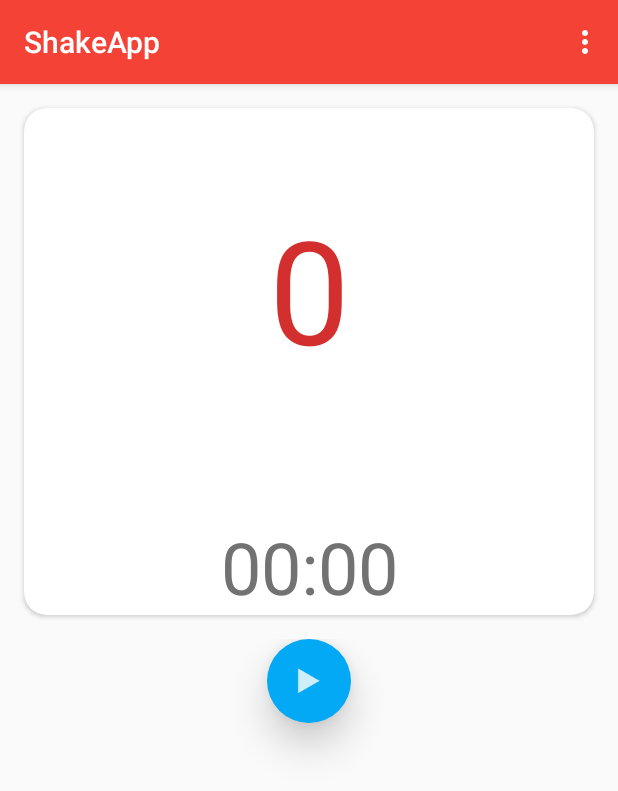
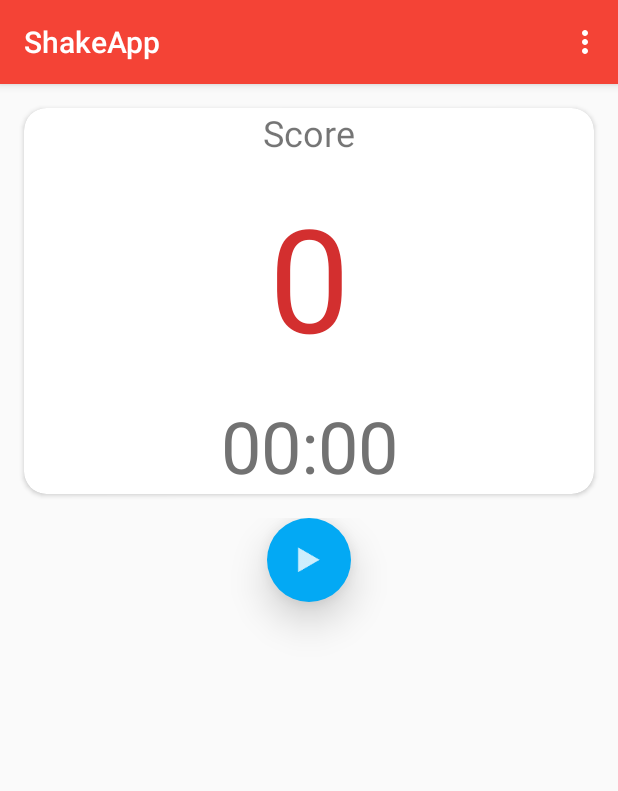
Before and after one commit to RamsesMartinez/ShakeApp, an Android app: the ShakeActivity screen opened directly, with no data from a screen before it, on a phone screen of 412 x 824 dp. Shown: the top 791 px of the screen. Run offline under Robolectric (Android 15) with nearby library versions, the phone set to English and light mode, and no system bars; libraries missing offline, so code that uses them is left out: com.facebook, com.facebook.login, com.facebook.share; 3 statements that could not run were skipped.

Commit message:
Terminado el reset de valores al compartir score en facebook

```diff
--- a/app/src/main/java/mx/ramsesmartinez/shakeapp/ShakeActivity.java
+++ b/app/src/main/java/mx/ramsesmartinez/shakeapp/ShakeActivity.java
@@ -25,11 +25,14 @@ import android.widget.Toast;
 
 import com.facebook.AccessToken;
 import com.facebook.CallbackManager;
+import com.facebook.FacebookCallback;
+import com.facebook.FacebookException;
 import com.facebook.FacebookSdk;
 import com.facebook.GraphRequest;
 import com.facebook.GraphResponse;
 import com.facebook.HttpMethod;
 import com.facebook.login.LoginManager;
+import com.facebook.share.Sharer;
 import com.facebook.share.model.ShareLinkContent;
 import com.facebook.share.widget.ShareButton;
 import com.facebook.share.widget.ShareDialog;
@@ -78,7 +81,7 @@ public class ShakeActivity extends AppCompatActivity implements SensorEventListe
         buttonShareFacebook = (Button) findViewById(R.id.button_facebook_share);
         chronometer = (Chronometer) findViewById(R.id.chronometer);
         floatingActionButton = (FloatingActionButton) findViewById(R.id.floating_action_button);
-        textViewScore = (TextView) findViewById(R.id.text_view_score);
+        textViewScore = (TextView) findViewById(R.id.text_view_number_score);
         textViewShake = (TextView) findViewById(R.id.text_view_shake);
 
 
@@ -257,17 +260,36 @@ public class ShakeActivity extends AppCompatActivity implements SensorEventListe
 
     }
 
-    public void onClickShareScore(View view){
+    public void onClickShareScore(final View view){
         if (ShareDialog.canShow(ShareLinkContent.class)) {
             ShareLinkContent linkContent = new ShareLinkContent.Builder()
                     .setContentTitle("Mi Score: " + String.valueOf(counter))
                     .setContentDescription(
                             "¿Podrás superar mi puntaje?")
-                    .setContentUrl(Uri.parse("https://s-media-cache-ak0.pinimg.com/236x/ba/79/76/ba7976fe2a863ce6c1cd96e4b033f290.jpg"))
+                    .setContentUrl(Uri.parse("Facebook.com"))
                     .build();
 
             shareDialog.show(linkContent);
         }
+        shareDialog.registerCallback(callbackManager, new FacebookCallback<Sharer.Result>() {
+            @Override
+            public void onSuccess(Sharer.Result result) {
+                counter = 0;
+                chronometer.setBase(SystemClock.elapsedRealtime());
+                onStopChronometer(false);
+                textViewScore.setText(String.valueOf(counter));
+            }
+
+            @Override
+            public void onCancel() {
+
+            }
+
+            @Override
+            public void onError(FacebookException error) {
+
+            }
+        });
     }
 
 
--- a/app/src/main/res/layout/activity_shake.xml
+++ b/app/src/main/res/layout/activity_shake.xml
@@ -29,19 +29,28 @@
 
         <LinearLayout
             android:layout_width="match_parent"
-            android:layout_height="match_parent"
+            android:layout_height="wrap_content"
             android:orientation="vertical"
             android:weightSum="1">
 
             <TextView
-                android:id="@+id/text_view_score"
+                android:id="@+id/text_view_"
+                android:layout_width="wrap_content"
+                android:layout_height="wrap_content"
+                android:layout_gravity="center"
+                android:text="@string/text_score"
+                android:textSize="@dimen/font_size_score"
+                android:gravity="center_horizontal" />
+
+            <TextView
+                android:id="@+id/text_view_number_score"
                 android:gravity="center_vertical|center_horizontal"
-                android:layout_height="wrap_content"
+                android:layout_height="@dimen/height_content_score"
                 android:layout_width="wrap_content"
                 android:layout_gravity="center"
                 android:text="@string/score"
                 android:textColor="@color/primary_dark"
-                android:textSize="@dimen/font_size_score" />
+                android:textSize="@dimen/font_size_number_score" />
 
             <TextView
                 android:id="@+id/text_view_shake"
@@ -49,6 +58,7 @@
                 android:layout_height="wrap_content"
                 android:layout_gravity="center_horizontal"
                 android:textAppearance="?android:attr/textAppearanceSmall"
+                android:layout_marginBottom="@dimen/activity_horizontal_margin"
                 android:text="@string/shake"
                 android:textSize="@dimen/font_size_shake"
                 android:textColor="@color/accent"
@@ -59,7 +69,6 @@
                 android:gravity="center_horizontal"
                 android:layout_width="wrap_content"
                 android:layout_height="wrap_content"
-                android:layout_marginTop="@dimen/margin_top_chronometer"
                 android:textColor="@color/secondary_text"
                 android:textSize="@dimen/font_size_chronometer"
                 android:layout_gravity="center_horizontal" />
@@ -76,8 +85,8 @@
 
         <android.support.design.widget.FloatingActionButton
             android:id="@+id/floating_action_button"
-            android:layout_width="@dimen/floatin_action_button"
-            android:layout_height="@dimen/floatin_action_button"
+            android:layout_width="@dimen/floating_action_button"
+            android:layout_height="@dimen/floating_action_button"
             android:layout_gravity="top|center"
             android:src="@drawable/ic_play"
             app:elevation="@dimen/elevation_floating_button"
--- a/app/src/main/res/values/dimens.xml
+++ b/app/src/main/res/values/dimens.xml
@@ -11,18 +11,20 @@
     <dimen name="margin_floating_button">16dp</dimen>
     <dimen name="margin_text">8dp</dimen>
     <dimen name="margin_image">12dp</dimen>
-    <dimen name="margin_top_chronometer">32dp</dimen>
 
+    <dimen name="floating_action_button">56dp</dimen>
     <dimen name="height_card_view">230dp</dimen>
     <dimen name="height_image_profile">128dp</dimen>
     <dimen name="height_button">36dp</dimen>
-    <dimen name="height_content_score">226dp</dimen>
-    <dimen name="floatin_action_button">56dp</dimen>
+    <dimen name="height_content_score">160dp</dimen>
+    <dimen name="height_chronometer">32dp</dimen>
     <dimen name="width_content_score">226dp</dimen>
     <dimen name="width_image_profile">128dp</dimen>
     <dimen name="width_content">320dp</dimen>
 
-    <dimen name="font_size_score">96sp</dimen>
+    <dimen name="font_size_number_score">96sp</dimen>
     <dimen name="font_size_chronometer">48sp</dimen>
     <dimen name="font_size_shake">36sp</dimen>
+    <dimen name="font_size_score">24sp</dimen>
+
 </resources>
--- a/app/src/main/res/values/strings.xml
+++ b/app/src/main/res/values/strings.xml
@@ -12,4 +12,5 @@
     <string name="action_logout">Cerrar Sesión</string>
     <string name="shake">Shake it!</string>
     <string name="facebook_share">Compartir Resultado</string>
+    <string name="text_score">Score</string>
 </resources>
```
